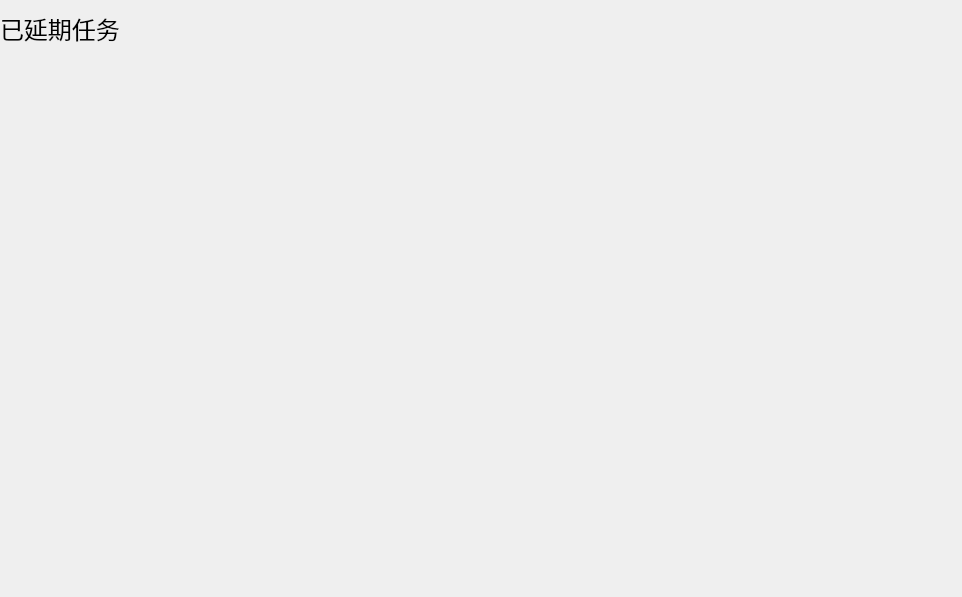
Above: Easygtd/extendedworks.ui from topologicalstructure/HCIProject before the change. Below: the same form after it.
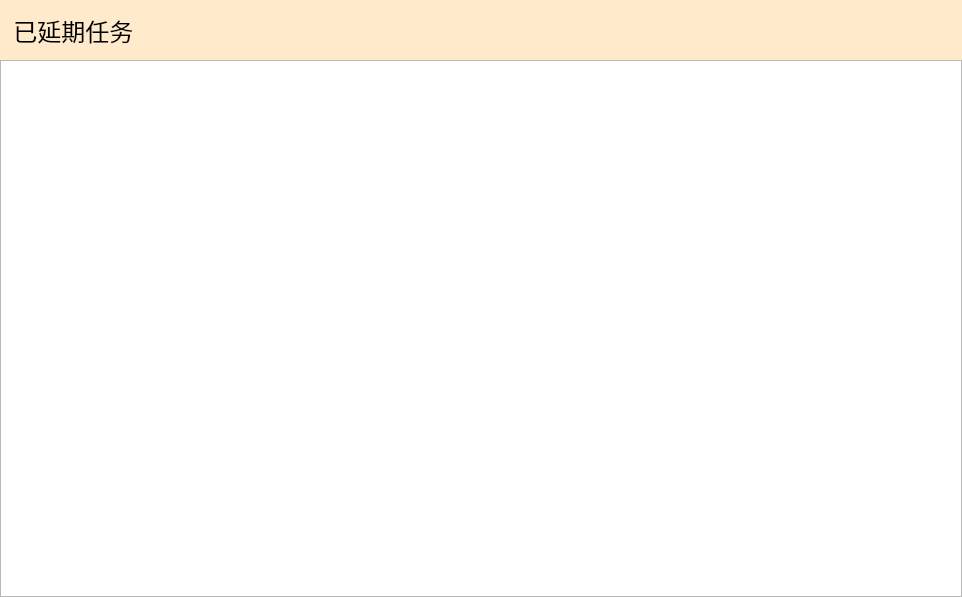
That is the form after the change.

The edit to the form file:
```diff
--- a/Easygtd/extendedworks.ui
+++ b/Easygtd/extendedworks.ui
@@ -20,6 +20,9 @@
    <property name="leftMargin">
     <number>0</number>
    </property>
+   <property name="topMargin">
+    <number>0</number>
+   </property>
    <property name="rightMargin">
     <number>0</number>
    </property>
@@ -34,18 +37,29 @@
        <verstretch>0</verstretch>
       </sizepolicy>
      </property>
+     <property name="minimumSize">
+      <size>
+       <width>0</width>
+       <height>60</height>
+      </size>
+     </property>
      <property name="font">
       <font>
        <pointsize>18</pointsize>
       </font>
      </property>
+     <property name="styleSheet">
+      <string notr="true">QLabel#label{
+    background-color:rgb(255,234,204);
+}</string>
+     </property>
      <property name="text">
-      <string>已延期任务</string>
+      <string>  已延期任务</string>
      </property>
     </widget>
    </item>
    <item>
-    <widget class="QWidget" name="widget_2" native="true"/>
+    <widget class="QListView" name="workView"/>
    </item>
   </layout>
  </widget>
```
